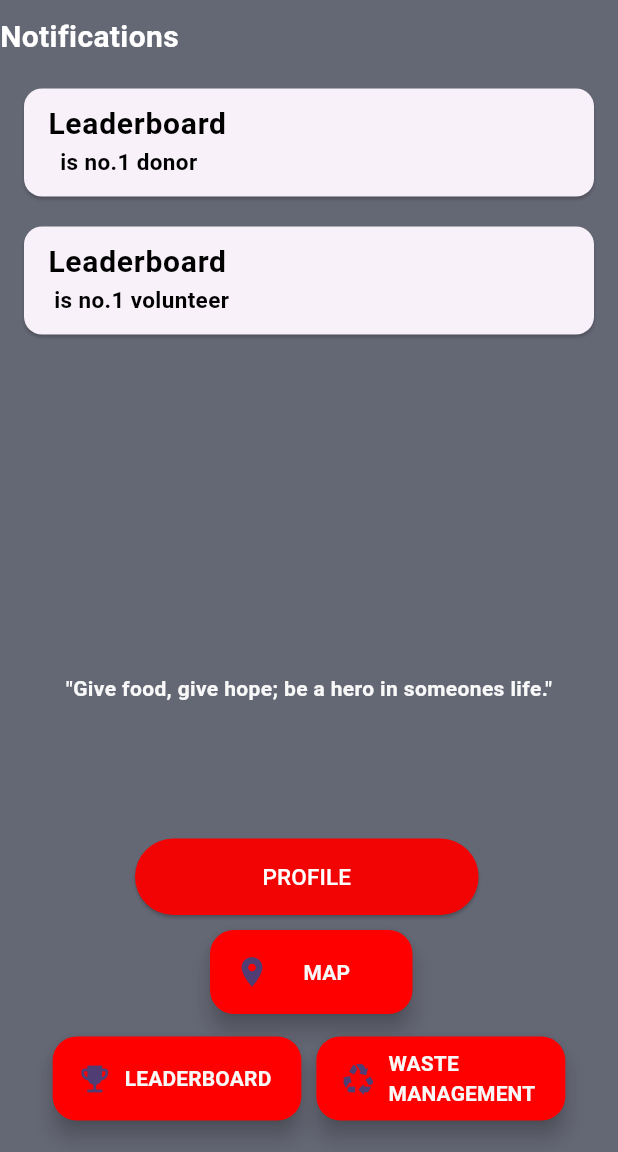
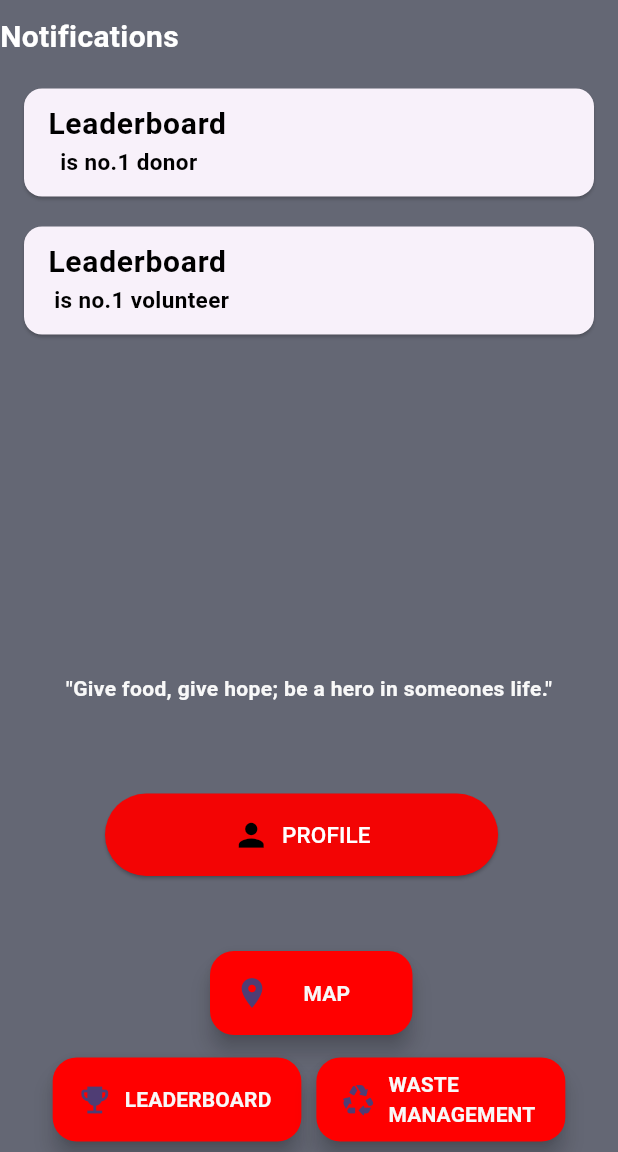
Before and after one commit to AnirudhArrepu/FeedForward, a Flutter app: the Homepage screen opened by its route, on a phone screen of 412 x 824 dp, the part 84-1236 px from its top. Run offline on Flutter 3.47's test engine with Material 3 defaults, Android fonts, the phone set to English and light mode, and no system bars; our stand-ins replace cloud_firestore, firebase_auth, firebase_core, flutter_map, geolocator, image_picker and 3 more; missing offline and left inert: dart:ffi; accounts and stored records are empty; statements that could not run were skipped; project files that could hold a hidden picture were left out.

Commit message:
profile icon

```diff
--- a/fbm_app/lib/Pages/HomePages/Homepage.dart
+++ b/fbm_app/lib/Pages/HomePages/Homepage.dart
@@ -11,6 +11,7 @@ import 'package:fbm_app/classes/leaderboard_class.dart';
 import 'package:fbm_app/classes/notification_class.dart';
 import 'package:flutter/material.dart';
 import 'package:fbm_app/Button/button.dart';
+import 'package:permission_handler/permission_handler.dart';
 
 class Homepage extends StatefulWidget {
   final Map<String, dynamic> userDetails;
@@ -114,13 +115,13 @@ class _HomepageState extends State<Homepage> {
                     ),
                   ),
                   SizedBox(
-                    height: 70,
+                    height: 40,
                   ),
                   Row(mainAxisAlignment: MainAxisAlignment.start, children: [
                     SizedBox(
-                      width: 90,
+                      width: 70,
                     ),
-                    ElevatedButton(
+                    ElevatedButton.icon(
                       onPressed: () {
                         if (r == 0) {
                           {
@@ -143,14 +144,20 @@ class _HomepageState extends State<Homepage> {
                           backgroundColor: Color.fromARGB(255, 243, 4, 4),
                           padding: EdgeInsets.symmetric(
                               horizontal: 85, vertical: 15)),
-                      child: Text(
+                      icon: const Icon(
+                        Icons.person,
+                        size: 25,
+                        color : Colors.black,
+                      ),
+                      label:const Text(
                         "PROFILE",
                         style: TextStyle(color: Colors.white, fontSize: 15),
+
                       ),
                     ),
                   ]),
                   SizedBox(
-                    height: 10,
+                    height: 50,
                   ),
                   Row(
                     mainAxisAlignment: MainAxisAlignment.start,
```
